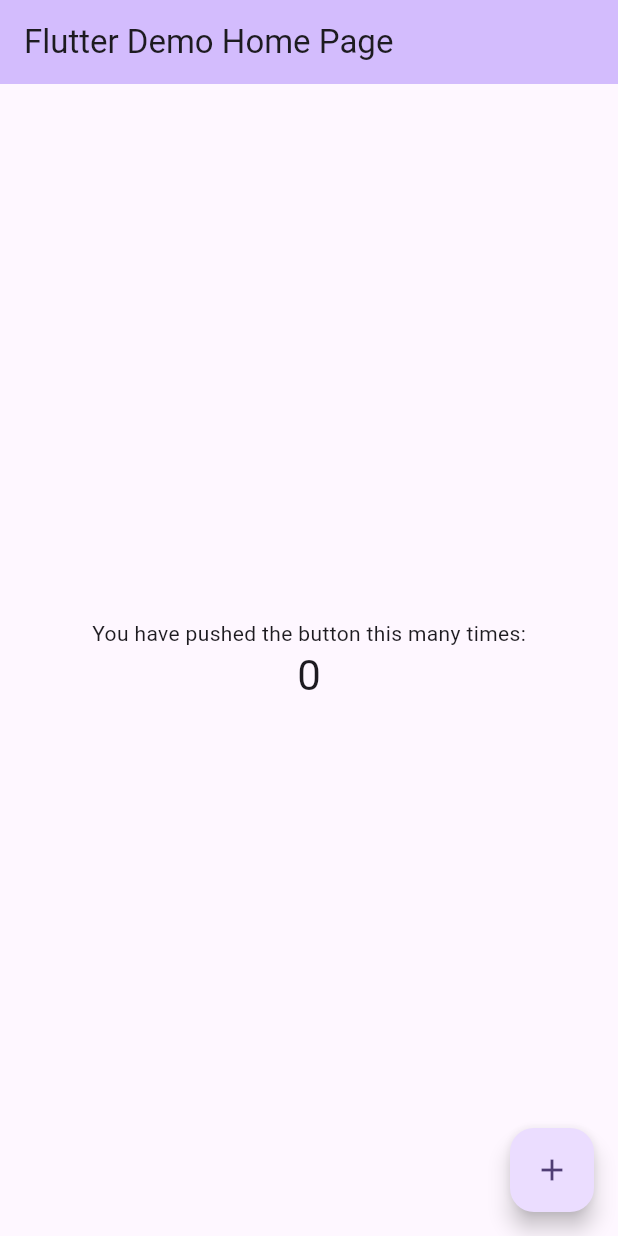
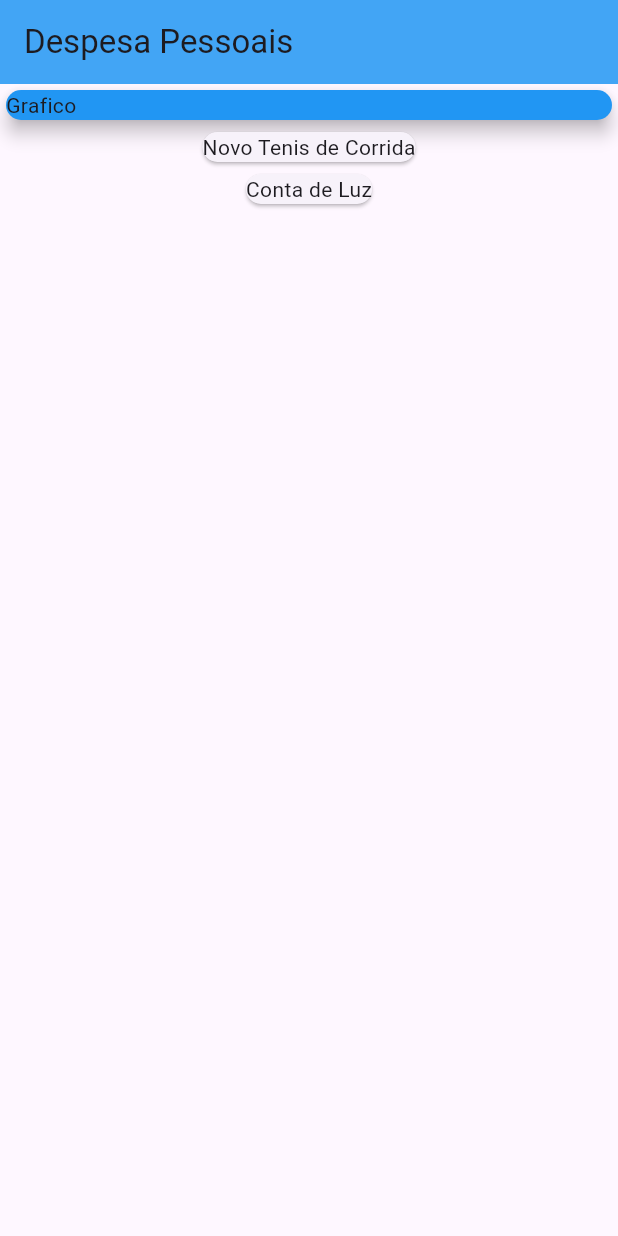
Before and after one commit to eduardoztt/Despesas-Pessoais, a Flutter app: the screen it shows after launch, on a phone screen of 412 x 824 dp. Run offline on Flutter 3.47's test engine with Material 3 defaults, Android fonts, the phone set to English and light mode, and no system bars.

Commit message:
criado o layout inicial

```diff
--- a/lib/main.dart
+++ b/lib/main.dart
@@ -1,125 +1,52 @@
+import 'package:despesas_pessoais/models/transaction.dart';
+import 'package:flutter/widgets.dart';
 import 'package:flutter/material.dart';
 
-void main() {
-  runApp(const MyApp());
-}
+main() => runApp(ExpensesApp());
 
-class MyApp extends StatelessWidget {
-  const MyApp({super.key});
-
-  // This widget is the root of your application.
+class ExpensesApp extends StatelessWidget {
   @override
   Widget build(BuildContext context) {
-    return MaterialApp(
-      title: 'Flutter Demo',
-      theme: ThemeData(
-        // This is the theme of your application.
-        //
-        // TRY THIS: Try running your application with "flutter run". You'll see
-        // the application has a purple toolbar. Then, without quitting the app,
-        // try changing the seedColor in the colorScheme below to Colors.green
-        // and then invoke "hot reload" (save your changes or press the "hot
-        // reload" button in a Flutter-supported IDE, or press "r" if you used
-        // the command line to start the app).
-        //
-        // Notice that the counter didn't reset back to zero; the application
-        // state is not lost during the reload. To reset the state, use hot
-        // restart instead.
-        //
-        // This works for code too, not just values: Most code changes can be
-        // tested with just a hot reload.
-        colorScheme: ColorScheme.fromSeed(seedColor: Colors.deepPurple),
-        useMaterial3: true,
-      ),
-      home: const MyHomePage(title: 'Flutter Demo Home Page'),
-    );
+    return MaterialApp(home: MyHomePage());
   }
 }
 
-class MyHomePage extends StatefulWidget {
-  const MyHomePage({super.key, required this.title});
-
-  // This widget is the home page of your application. It is stateful, meaning
-  // that it has a State object (defined below) that contains fields that affect
-  // how it looks.
-
-  // This class is the configuration for the state. It holds the values (in this
-  // case the title) provided by the parent (in this case the App widget) and
-  // used by the build method of the State. Fields in a Widget subclass are
-  // always marked "final".
-
-  final String title;
-
-  @override
-  State<MyHomePage> createState() => _MyHomePageState();
-}
-
-class _MyHomePageState extends State<MyHomePage> {
-  int _counter = 0;
-
-  void _incrementCounter() {
-    setState(() {
-      // This call to setState tells the Flutter framework that something has
-      // changed in this State, which causes it to rerun the build method below
-      // so that the display can reflect the updated values. If we changed
-      // _counter without calling setState(), then the build method would not be
-      // called again, and so nothing would appear to happen.
-      _counter++;
-    });
-  }
+class MyHomePage extends StatelessWidget {
+  final _transaction = [
+    Transaction(
+        id: 't1',
+        title: 'Novo Tenis de Corrida',
+        value: 310.76,
+        date: DateTime.now()),
+    Transaction(
+        id: 't2', title: 'Conta de Luz', value: 211.30, date: DateTime.now()),
+  ];
 
   @override
   Widget build(BuildContext context) {
-    // This method is rerun every time setState is called, for instance as done
-    // by the _incrementCounter method above.
-    //
-    // The Flutter framework has been optimized to make rerunning build methods
-    // fast, so that you can just rebuild anything that needs updating rather
-    // than having to individually change instances of widgets.
     return Scaffold(
-      appBar: AppBar(
-        // TRY THIS: Try changing the color here to a specific color (to
-        // Colors.amber, perhaps?) and trigger a hot reload to see the AppBar
-        // change color while the other colors stay the same.
-        backgroundColor: Theme.of(context).colorScheme.inversePrimary,
-        // Here we take the value from the MyHomePage object that was created by
-        // the App.build method, and use it to set our appbar title.
-        title: Text(widget.title),
-      ),
-      body: Center(
-        // Center is a layout widget. It takes a single child and positions it
-        // in the middle of the parent.
-        child: Column(
-          // Column is also a layout widget. It takes a list of children and
-          // arranges them vertically. By default, it sizes itself to fit its
-          // children horizontally, and tries to be as tall as its parent.
-          //
-          // Column has various properties to control how it sizes itself and
-          // how it positions its children. Here we use mainAxisAlignment to
-          // center the children vertically; the main axis here is the vertical
-          // axis because Columns are vertical (the cross axis would be
-          // horizontal).
-          //
-          // TRY THIS: Invoke "debug painting" (choose the "Toggle Debug Paint"
-          // action in the IDE, or press "p" in the console), to see the
-          // wireframe for each widget.
-          mainAxisAlignment: MainAxisAlignment.center,
-          children: <Widget>[
-            const Text(
-              'You have pushed the button this many times:',
+        appBar: AppBar(
+          title: Text('Despesa Pessoais'),
+          backgroundColor: Colors.blue[400],
+        ),
+        body: Column(
+          children: [
+            Container(
+              width: double.infinity,
+              child: Card(
+                color: Colors.blue,
+                child: Text('Grafico'),
+                elevation: 5,
+              ),
             ),
-            Text(
-              '$_counter',
-              style: Theme.of(context).textTheme.headlineMedium,
-            ),
+            Column(
+              children: _transaction.map((tr) {
+                return Card(
+                  child: Text(tr.title),
+                );
+              }).toList(),
+            )
           ],
-        ),
-      ),
-      floatingActionButton: FloatingActionButton(
-        onPressed: _incrementCounter,
-        tooltip: 'Increment',
-        child: const Icon(Icons.add),
-      ), // This trailing comma makes auto-formatting nicer for build methods.
-    );
+        ));
   }
 }
--- /dev/null
+++ b/lib/models/transaction.dart
@@ -0,0 +1,14 @@
+class Transaction {
+  final String id;
+  final String title;
+  final double value;
+  final DateTime date;
+
+
+  Transaction({
+    required this.id,
+    required this.title,
+    required this.value,
+    required this.date,
+  });
+}
```
Also changed, not shown: 1 other file.
